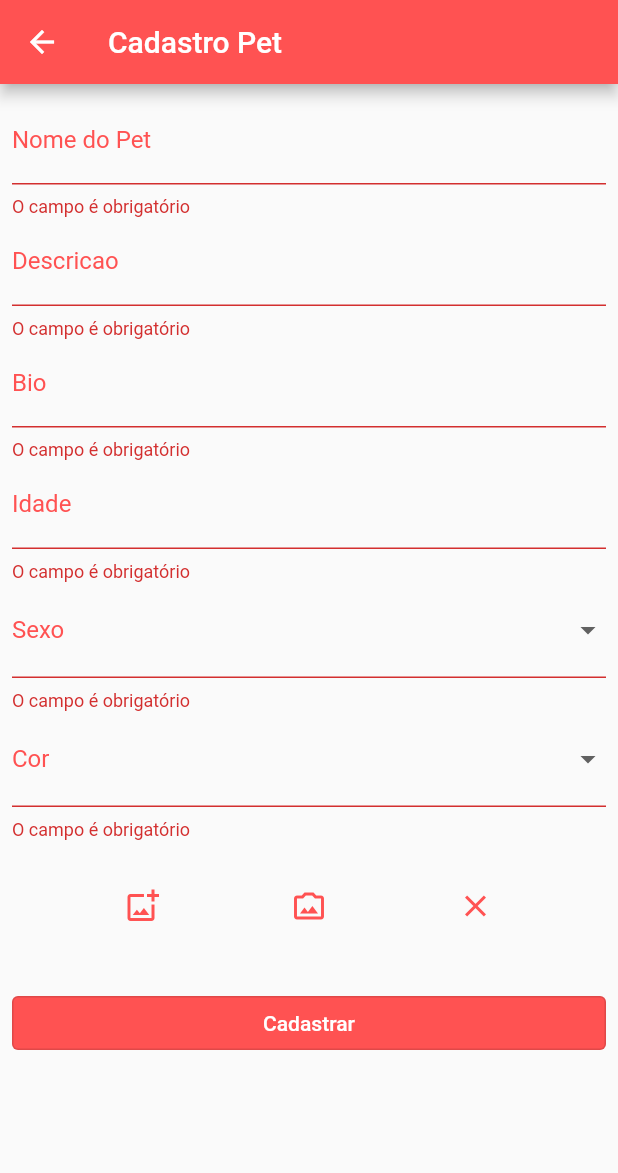
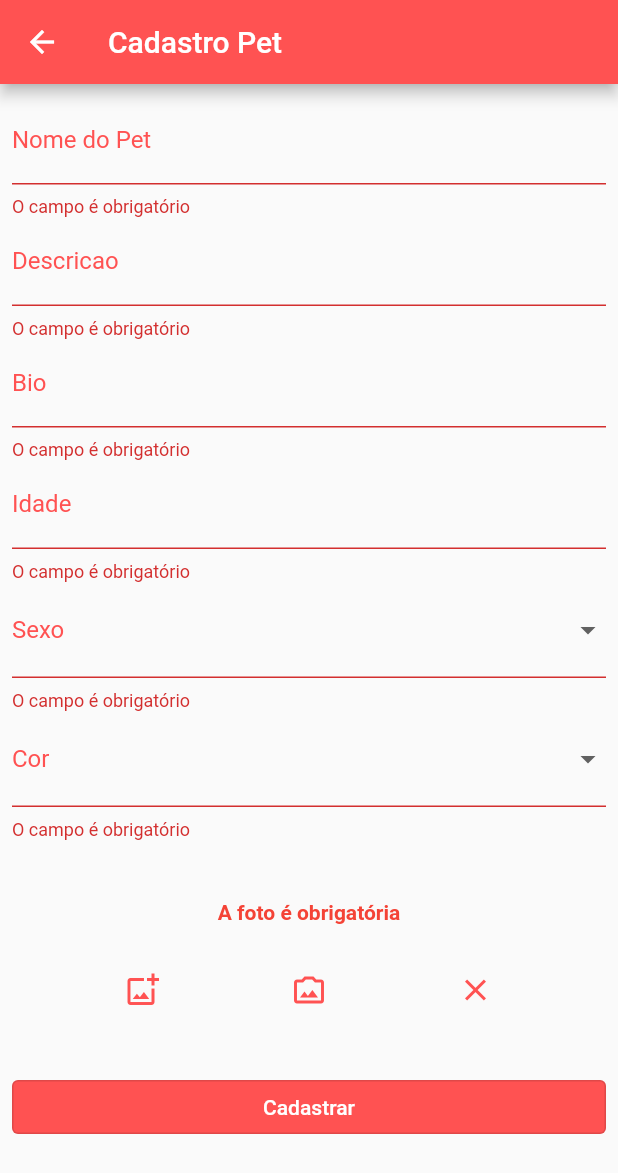
Before and after one commit to arielsardinha/flutter-life_pet, a Flutter app: the CadastroPetView screen opened by its route, after a tap on "Cadastrar", on a phone screen of 412 x 824 dp. Shown: the top 1173 px of the screen. Run offline on Flutter 3.47's test engine with Material 2 defaults, Android fonts, the phone set to English and light mode, and no system bars; our stand-ins replace image_picker.

Commit message:
validando foto com valueNotifier

```diff
--- a/lib/modules/pets/cadastr_pet_view.dart
+++ b/lib/modules/pets/cadastr_pet_view.dart
@@ -13,6 +13,14 @@ class CadastroPetView extends StatefulWidget {
 class _CadastroPetViewState extends State<CadastroPetView> {
   final controller = CadastroPetController();
   final _formKey = GlobalKey<FormState>();
+
+  @override
+  void initState() {
+    controller.notifyValueImage.addListener(() {
+      setState(() {});
+    });
+    super.initState();
+  }
 
   @override
   Widget build(BuildContext context) {
@@ -102,6 +110,14 @@ class _CadastroPetViewState extends State<CadastroPetView> {
                     labelStyle: TextStyle(color: Colors.redAccent),
                   ),
                 ),
+                Padding(
+                  padding: const EdgeInsets.only(top: 40),
+                  child: Text(
+                    controller.notifyValueImage.value,
+                    style: const TextStyle(
+                        color: Colors.red, fontWeight: FontWeight.bold),
+                  ),
+                ),
                 Visibility(
                   visible: controller.image.path != '',
                   child: Padding(
@@ -152,6 +168,8 @@ class _CadastroPetViewState extends State<CadastroPetView> {
                   margin: const EdgeInsets.only(top: 20),
                   child: OutlinedButton(
                     onPressed: () {
+                      controller.validateImage();
+
                       _formKey.currentState?.validate();
                     },
                     child: const Text(
--- a/lib/modules/pets/cadastro_pet_controller.dart
+++ b/lib/modules/pets/cadastro_pet_controller.dart
@@ -5,7 +5,7 @@ import 'package:image_picker/image_picker.dart';
 
 class CadastroPetController {
   final ImagePicker _imagePicker = ImagePicker();
-
+  var notifyValueImage = ValueNotifier('');
   File image = File('');
 
   final listaCor = const [
@@ -53,4 +53,12 @@ class CadastroPetController {
       return "O campo é obrigatório";
     }
   }
+
+  void validateImage() {
+    if (image.path == '') {
+      notifyValueImage.value = 'A foto é obrigatória';
+    } else {
+      notifyValueImage.value = '';
+    }
+  }
 }
```
